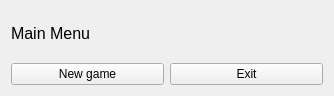
EzR1d3r/InventoryGame, file ig_mainmenu.ui: the form before one commit.
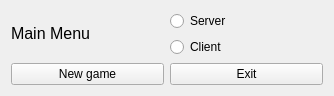
The form after the commit.

The edit to the form file:
```diff
--- a/ig_mainmenu.ui
+++ b/ig_mainmenu.ui
@@ -14,13 +14,31 @@
    <string>Form</string>
   </property>
   <layout class="QGridLayout" name="gridLayout">
-   <item row="0" column="0" colspan="2">
+   <item row="0" column="0">
     <widget class="QLabel" name="label">
      <property name="text">
       <string>&lt;html&gt;&lt;head/&gt;&lt;body&gt;&lt;p&gt;&lt;span style=&quot; font-size:12pt;&quot;&gt;Main Menu&lt;/span&gt;&lt;/p&gt;&lt;/body&gt;&lt;/html&gt;</string>
      </property>
     </widget>
    </item>
+   <item row="0" column="1">
+    <layout class="QVBoxLayout" name="verticalLayout">
+     <item>
+      <widget class="QRadioButton" name="rbServer">
+       <property name="text">
+        <string>Server</string>
+       </property>
+      </widget>
+     </item>
+     <item>
+      <widget class="QRadioButton" name="rbClient">
+       <property name="text">
+        <string>Client</string>
+       </property>
+      </widget>
+     </item>
+    </layout>
+   </item>
    <item row="1" column="0">
     <widget class="QPushButton" name="btnNewGame">
      <property name="text">
```
